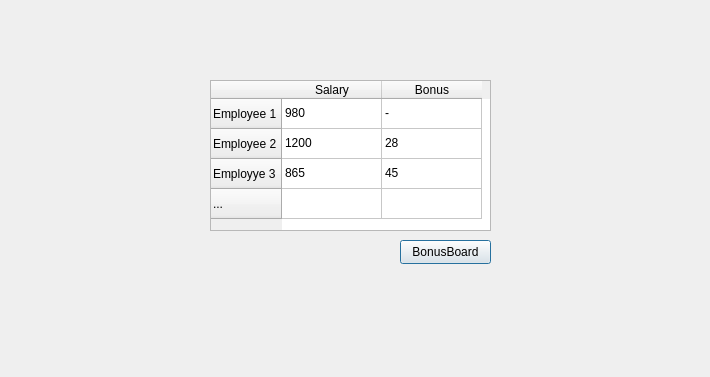
Before: the Qt Designer form ui/7_Salaries/EmployeeListScreen.ui in F1l14/Software-Engineering-2025, drawn with Qt 5.
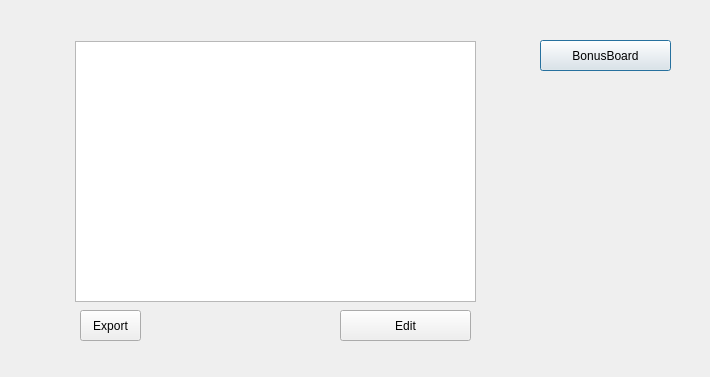
After: the same form once the commit is applied.

Commit message: Created employeeListScreen ui

```diff
--- a/ui/7_Salaries/EmployeeListScreen.ui
+++ b/ui/7_Salaries/EmployeeListScreen.ui
@@ -13,89 +13,64 @@
   <property name="windowTitle">
    <string>Dialog</string>
   </property>
-  <widget class="QTableWidget" name="tableWidget">
+  <widget class="QPushButton" name="bonusButton">
    <property name="geometry">
     <rect>
-     <x>210</x>
-     <y>80</y>
-     <width>281</width>
-     <height>151</height>
+     <x>540</x>
+     <y>40</y>
+     <width>131</width>
+     <height>31</height>
     </rect>
    </property>
-   <row>
-    <property name="text">
-     <string>Employee 1</string>
-    </property>
-   </row>
-   <row>
-    <property name="text">
-     <string>Employee 2</string>
-    </property>
-   </row>
-   <row>
-    <property name="text">
-     <string>Employye 3</string>
-    </property>
-   </row>
-   <row>
-    <property name="text">
-     <string>...</string>
-    </property>
-   </row>
-   <column>
-    <property name="text">
-     <string>Salary</string>
-    </property>
-   </column>
-   <column>
-    <property name="text">
-     <string>Bonus</string>
-    </property>
-   </column>
-   <item row="0" column="0">
-    <property name="text">
-     <string>980</string>
-    </property>
-   </item>
-   <item row="0" column="1">
-    <property name="text">
-     <string>-</string>
-    </property>
-   </item>
-   <item row="1" column="0">
-    <property name="text">
-     <string>1200</string>
-    </property>
-   </item>
-   <item row="1" column="1">
-    <property name="text">
-     <string>28</string>
-    </property>
-   </item>
-   <item row="2" column="0">
-    <property name="text">
-     <string>865</string>
-    </property>
-   </item>
-   <item row="2" column="1">
-    <property name="text">
-     <string>45</string>
-    </property>
-   </item>
-  </widget>
-  <widget class="QPushButton" name="pushButton">
-   <property name="geometry">
-    <rect>
-     <x>400</x>
-     <y>240</y>
-     <width>91</width>
-     <height>24</height>
-    </rect>
+   <property name="cursor">
+    <cursorShape>PointingHandCursor</cursorShape>
    </property>
    <property name="text">
     <string>BonusBoard</string>
    </property>
   </widget>
+  <widget class="QTableWidget" name="employeeSalaryList">
+   <property name="geometry">
+    <rect>
+     <x>75</x>
+     <y>41</y>
+     <width>401</width>
+     <height>261</height>
+    </rect>
+   </property>
+  </widget>
+  <widget class="QPushButton" name="exportButton">
+   <property name="geometry">
+    <rect>
+     <x>80</x>
+     <y>310</y>
+     <width>61</width>
+     <height>31</height>
+    </rect>
+   </property>
+   <property name="cursor">
+    <cursorShape>PointingHandCursor</cursorShape>
+   </property>
+   <property name="text">
+    <string>Export</string>
+   </property>
+  </widget>
+  <widget class="QPushButton" name="editButton">
+   <property name="geometry">
+    <rect>
+     <x>340</x>
+     <y>310</y>
+     <width>131</width>
+     <height>31</height>
+    </rect>
+   </property>
+   <property name="cursor">
+    <cursorShape>PointingHandCursor</cursorShape>
+   </property>
+   <property name="text">
+    <string>Edit</string>
+   </property>
+  </widget>
  </widget>
  <resources/>
  <connections/>
```
The commit also changes 1 other file.
